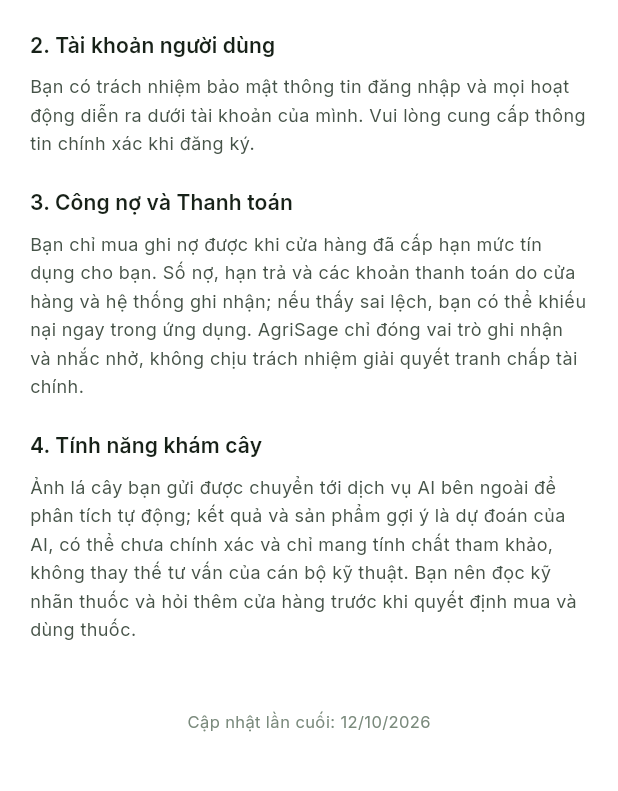
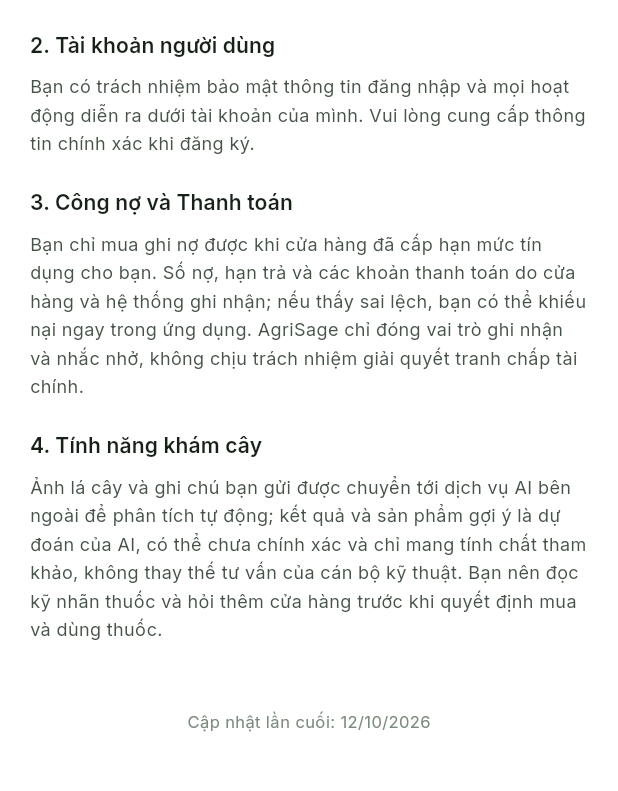
Before and after one commit to Capstone-Project-AgriSage/Farmer-Mobile, a Flutter app: the TermsScreen screen opened directly, on a phone screen of 412 x 824 dp, the part 402-1193 px from its top. Run offline on Flutter 3.47's test engine with Material 3 defaults, Android fonts, the phone set to English and light mode, and no system bars; our stand-ins replace cached_network_image, dio, flutter_riverpod, flutter_secure_storage, geocoding, geolocator and 9 more; missing offline and left inert: signalr_netcore; accounts and stored records are empty.

Commit message:
fix(ai-doctor): say the note goes to the AI service with the photo
The backend now sends the Farmer's note to the general vision model
(Backend-Agrisage PR #30), so the app says so:
- capture screen notice: "Ảnh và ghi chú được gửi tới dịch vụ AI để
  phân tích";
- note field label: "Ghi chú cho AI và cửa hàng (tuỳ chọn)";
- terms, section 4: the photo and the note go to the external AI
  service.

Tests updated for the new texts.

Co-Authored-By: Claude Opus 5.5 <noreply@anthropic.com>

```diff
--- a/lib/features/ai_doctor/screens/image_capture_screen.dart
+++ b/lib/features/ai_doctor/screens/image_capture_screen.dart
@@ -309,7 +309,7 @@ class _ImageCaptureScreenState extends ConsumerState<ImageCaptureScreen> {
                     maxLines: 3,
                     maxLength: DiagnosisRepository.maxNoteLength,
                     decoration: const InputDecoration(
-                      labelText: 'Ghi chú cho cửa hàng (tuỳ chọn)',
+                      labelText: 'Ghi chú cho AI và cửa hàng (tuỳ chọn)',
                       alignLabelWithHint: true,
                     ),
                   ),
@@ -328,7 +328,7 @@ class _ImageCaptureScreenState extends ConsumerState<ImageCaptureScreen> {
                         const SizedBox(width: 8),
                         Expanded(
                           child: Text(
-                            'AI phân tích ảnh và cho kết quả ngay sau khi gửi. Ảnh được gửi tới dịch vụ AI để phân tích. Kết quả do AI dự đoán, chỉ để tham khảo: hãy hỏi cửa hàng trước khi dùng thuốc.',
+                            'AI phân tích ảnh và cho kết quả ngay sau khi gửi. Ảnh và ghi chú được gửi tới dịch vụ AI để phân tích. Kết quả do AI dự đoán, chỉ để tham khảo: hãy hỏi cửa hàng trước khi dùng thuốc.',
                             style: AppTextStyles.caption
                                 .copyWith(color: const Color(0xFF5D4037), height: 1.4),
                           ),
--- a/lib/features/profile/screens/terms_screen.dart
+++ b/lib/features/profile/screens/terms_screen.dart
@@ -36,7 +36,7 @@ class TermsScreen extends StatelessWidget {
             ),
             _buildSection(
               '4. Tính năng khám cây',
-              'Ảnh lá cây bạn gửi được chuyển tới dịch vụ AI bên ngoài để phân tích tự động; kết quả và sản phẩm gợi ý là dự đoán của AI, có thể chưa chính xác và chỉ mang tính chất tham khảo, không thay thế tư vấn của cán bộ kỹ thuật. Bạn nên đọc kỹ nhãn thuốc và hỏi thêm cửa hàng trước khi quyết định mua và dùng thuốc.',
+              'Ảnh lá cây và ghi chú bạn gửi được chuyển tới dịch vụ AI bên ngoài để phân tích tự động; kết quả và sản phẩm gợi ý là dự đoán của AI, có thể chưa chính xác và chỉ mang tính chất tham khảo, không thay thế tư vấn của cán bộ kỹ thuật. Bạn nên đọc kỹ nhãn thuốc và hỏi thêm cửa hàng trước khi quyết định mua và dùng thuốc.',
             ),
             const SizedBox(height: 24),
             Center(
```
Also changed, not shown: 2 other files.
